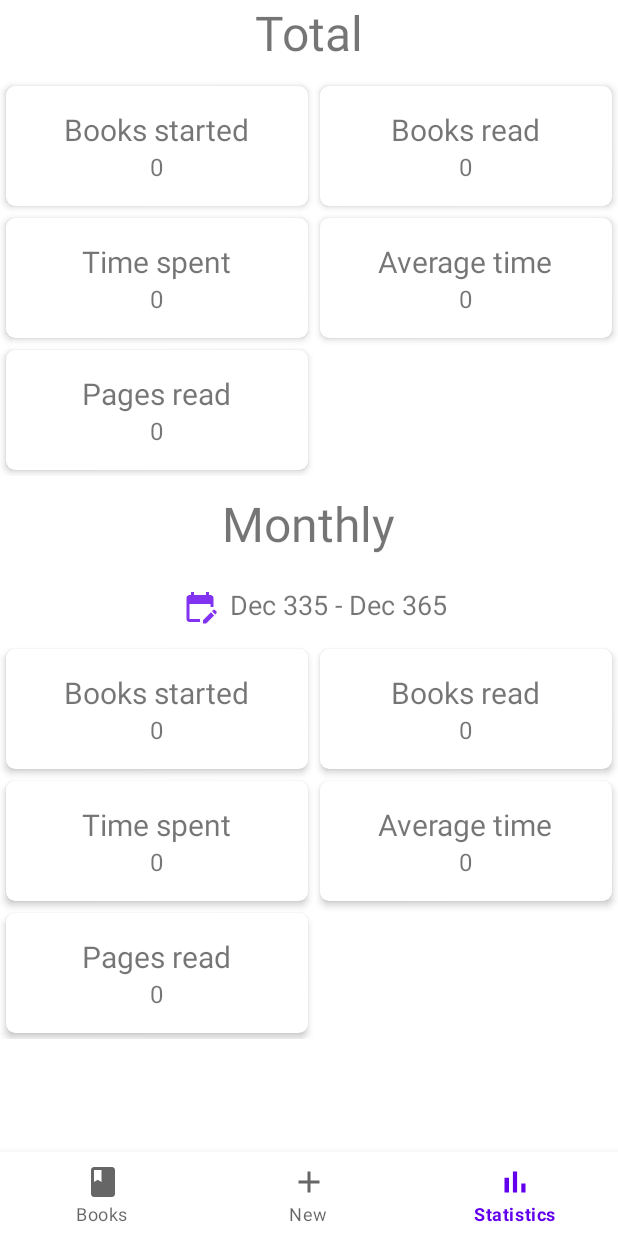
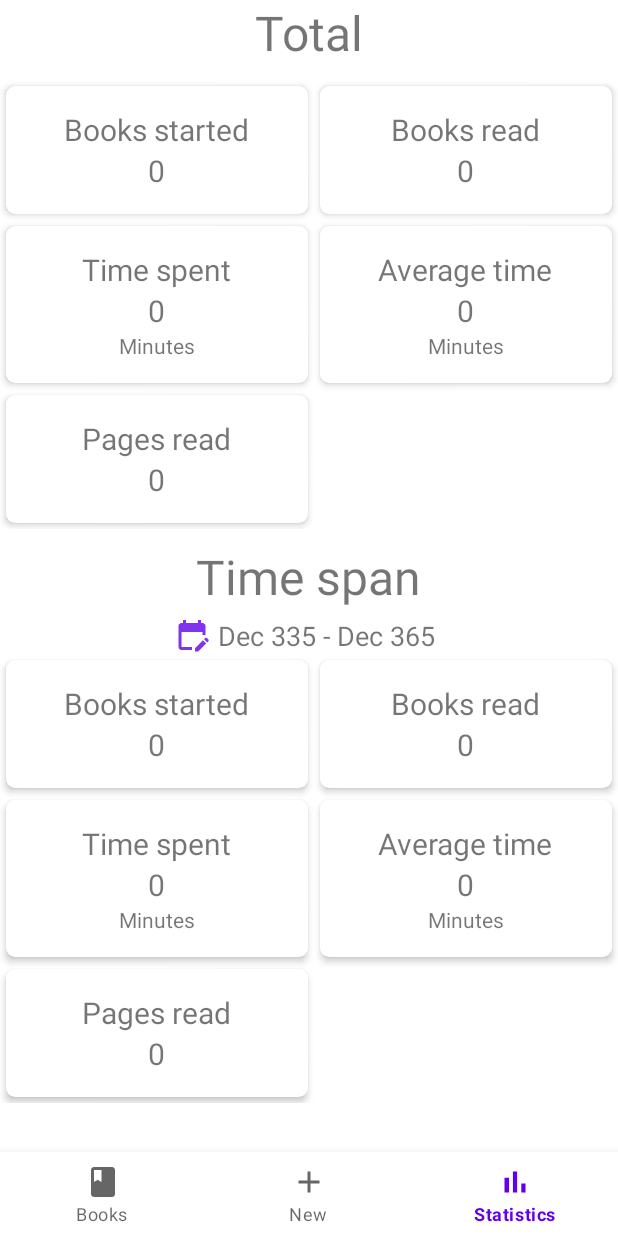
Before and after one commit to piogru/BookTracker, an Android app: the screen it shows after launch (MainActivity), item 3 of the bottom bar chosen, on a phone screen of 412 x 824 dp. Run offline under Robolectric (Android 15) with nearby library versions, the phone set to English and light mode, and no system bars; our stand-ins replace Room's generated code.

```diff
--- a/app/src/main/res/layout/date_picker.xml
+++ b/app/src/main/res/layout/date_picker.xml
@@ -1,7 +1,7 @@
 <?xml version="1.0" encoding="utf-8"?>
 <merge xmlns:android="http://schemas.android.com/apk/res/android"
-    android:layout_width="match_parent"
-    android:layout_height="match_parent"
+    android:layout_width="wrap_content"
+    android:layout_height="wrap_content"
     xmlns:app="http://schemas.android.com/apk/res-auto">
 
     <LinearLayout
@@ -9,7 +9,7 @@
         android:layout_width="wrap_content"
         android:layout_height="wrap_content"
         android:orientation="vertical"
-        android:gravity="center_horizontal"
+        android:gravity="center"
         app:layout_constraintEnd_toEndOf="parent"
         app:layout_constraintStart_toStartOf="parent"
         app:layout_constraintTop_toTopOf="parent"
@@ -22,37 +22,41 @@
             android:layout_height="wrap_content"
             android:orientation="horizontal"
             >
-<!--            android:visibility="gone"-->
 
             <Button
                 android:id="@+id/pick_date_button"
                 style="@style/Widget.MaterialComponents.Button.TextButton.Icon"
                 android:layout_width="@dimen/button_icon"
-                android:layout_height="wrap_content"
+                android:layout_height="@dimen/button_icon"
+                android:layout_gravity="center"
+
+                android:padding="0dp"
                 android:textColor="@color/black"
-                app:icon="@drawable/ic_calendar_black_24dp" />
-
-<!--            android:background="@android:color/transparent"-->
-<!--            android:textSize="12sp"-->
-            <!--                android:text="@string/select_date"-->
+                app:icon="@drawable/ic_calendar_black_24dp"
+                android:layout_marginEnd="@dimen/margin_small"
+                />
 
             <TextView
                 android:id="@+id/selected_date"
                 android:layout_width="wrap_content"
                 android:layout_height="wrap_content"
                 android:text="@string/selected_date"
-                android:textSize="18sp" />
+                android:textSize="18sp"
+                android:layout_gravity="center"
+                android:layout_marginEnd="@dimen/margin_small"
+                />
 
             <Button
                 android:id="@+id/clear_date_button"
                 android:layout_width="@dimen/button_icon"
-                android:layout_height="wrap_content"
+                android:layout_height="@dimen/button_icon"
+                android:layout_gravity="center"
+                android:padding="0dp"
                 android:layout_weight="1"
                 app:icon="@drawable/ic_cancel_black_24dp"
                 style="@style/Widget.MaterialComponents.Button.TextButton.Icon"
                 />
 
-<!--            android:text="@string/clear"-->
         </LinearLayout>
 
     </LinearLayout>
--- a/app/src/main/res/layout/fragment_statistics.xml
+++ b/app/src/main/res/layout/fragment_statistics.xml
@@ -74,7 +74,7 @@
                             android:layout_width="wrap_content"
                             android:layout_height="wrap_content"
                             android:layout_gravity="center"
-                            android:textSize="@dimen/text_small"
+                            android:textSize="@dimen/text_medium"
                             />
                     </LinearLayout>
                 </androidx.cardview.widget.CardView>
@@ -105,7 +105,7 @@
                             android:id="@+id/statistics_total_books_finished"
                             android:layout_width="wrap_content"
                             android:layout_height="wrap_content"
-                            android:textSize="@dimen/text_small"
+                            android:textSize="@dimen/text_medium"
                             />
                     </LinearLayout>
                 </androidx.cardview.widget.CardView>
@@ -138,7 +138,13 @@
                             android:id="@+id/statistics_total_time_spent"
                             android:layout_width="wrap_content"
                             android:layout_height="wrap_content"
-                            android:textSize="@dimen/text_small"
+                            android:textSize="@dimen/text_medium"
+                            />
+
+                        <TextView
+                            android:layout_width="wrap_content"
+                            android:layout_height="wrap_content"
+                            android:text="@string/minutes"
                             />
 
                     </LinearLayout>
@@ -172,7 +178,13 @@
                             android:id="@+id/statistics_total_average_time"
                             android:layout_width="wrap_content"
                             android:layout_height="wrap_content"
-                            android:textSize="@dimen/text_small"
+                            android:textSize="@dimen/text_medium"
+                            />
+
+                        <TextView
+                            android:layout_width="wrap_content"
+                            android:layout_height="wrap_content"
+                            android:text="@string/minutes"
                             />
 
                     </LinearLayout>
@@ -206,7 +218,7 @@
                             android:id="@+id/statistics_total_pages_read"
                             android:layout_width="wrap_content"
                             android:layout_height="wrap_content"
-                            android:textSize="@dimen/text_small"
+                            android:textSize="@dimen/text_medium"
                             />
 
                     </LinearLayout>
@@ -222,7 +234,7 @@
                 android:text="@string/statistics_monthly_header"
                 android:textSize="@dimen/text_xl"
                 android:layout_marginTop="10dp"
-                android:layout_marginBottom="@dimen/margin_medium"
+                android:layout_marginBottom="@dimen/margin_small"
                 />
 
             <include layout="@layout/date_picker"/>
@@ -266,7 +278,7 @@
                             android:layout_width="wrap_content"
                             android:layout_height="wrap_content"
                             android:layout_gravity="center"
-                            android:textSize="@dimen/text_small"
+                            android:textSize="@dimen/text_medium"
                             />
                     </LinearLayout>
                 </androidx.cardview.widget.CardView>
@@ -297,7 +309,7 @@
                             android:id="@+id/statistics_monthly_books_finished"
                             android:layout_width="wrap_content"
                             android:layout_height="wrap_content"
-                            android:textSize="@dimen/text_small"
+                            android:textSize="@dimen/text_medium"
                             />
                     </LinearLayout>
                 </androidx.cardview.widget.CardView>
@@ -330,7 +342,13 @@
                             android:id="@+id/statistics_monthly_time_spent"
                             android:layout_width="wrap_content"
                             android:layout_height="wrap_content"
-                            android:textSize="@dimen/text_small"
+                            android:textSize="@dimen/text_medium"
+                            />
+
+                        <TextView
+                            android:layout_width="wrap_content"
+                            android:layout_height="wrap_content"
+                            android:text="@string/minutes"
                             />
 
                     </LinearLayout>
@@ -364,7 +382,13 @@
                             android:id="@+id/statistics_monthly_average_time"
                             android:layout_width="wrap_content"
                             android:layout_height="wrap_content"
-                            android:textSize="@dimen/text_small"
+                            android:textSize="@dimen/text_medium"
+                            />
+
+                        <TextView
+                            android:layout_width="wrap_content"
+                            android:layout_height="wrap_content"
+                            android:text="@string/minutes"
                             />
 
                     </LinearLayout>
@@ -398,7 +422,7 @@
                             android:id="@+id/statistics_monthly_pages_read"
                             android:layout_width="wrap_content"
                             android:layout_height="wrap_content"
-                            android:textSize="@dimen/text_small"
+                            android:textSize="@dimen/text_medium"
                             />
 
                     </LinearLayout>
--- a/app/src/main/res/values/dimens.xml
+++ b/app/src/main/res/values/dimens.xml
@@ -5,17 +5,13 @@
     <dimen name="text_small">16sp</dimen>
 
     <dimen name="mini_padding">2dp</dimen>
+    <dimen name="small_padding">6dp</dimen>
+    <dimen name="big_padding">16dp</dimen>
 
     <dimen name="margin_large">10dp</dimen>
     <dimen name="margin_medium">10dp</dimen>
     <dimen name="margin_small">5dp</dimen>
 
     <dimen name="button_wide">250dp</dimen>
-    <dimen name="button_icon">40dp</dimen>
-
-    <dimen name="fab_margin">16dp</dimen>
-    <dimen name="small_padding">6dp</dimen>
-    <dimen name="big_padding">16dp</dimen>
-    <dimen name="text_margin">16dp</dimen>
-
+    <dimen name="button_icon">24dp</dimen>
 </resources>
--- a/app/src/main/res/values/strings.xml
+++ b/app/src/main/res/values/strings.xml
@@ -28,7 +28,7 @@
     <string name="book_select_pdf">Select PDF</string>
     <string name="book_finish_title">Finish reading</string>
     <string name="book_finish_message">Are you sure you want to finish reading this book?</string>
-    <string name="ok">OK</string>
+    <string name="ok" translatable="false">OK</string>
     <string name="cancel">Cancel</string>
 
     <!-- menu items -->
@@ -38,7 +38,7 @@
 
 <!--    statistics-->
     <string name="statistics_total_header">Total</string>
-    <string name="statistics_monthly_header">Monthly</string>
+    <string name="statistics_monthly_header">Time span</string>
     <string name="statistics_books_started">Books started</string>
     <string name="statistics_books_finished">Books read</string>
     <string name="statistics_time_spent">Time spent</string>
@@ -50,5 +50,7 @@
     <string name="selected_date">Selected date</string>
 
     <string name="date_picker_header">Select a date range</string>
+    <string name="days">Days</string>
+    <string name="minutes">Minutes</string>
 
 </resources>
--- a/app/src/main/res/xml/provider_paths.xml
+++ /dev/null
@@ -1,4 +0,0 @@
-<?xml version="1.0" encoding="utf-8"?>
-<paths>
-    <external-path name="external_files" path="."/>
-</paths>
```
Also changed, not shown: app/src/main/AndroidManifest.xml (+0 -11 lines), app/src/main/java/com/example/booktracker/BookDetailsActivity.java (+20 -17 lines), app/src/main/res/layout-land/activity_book_details.xml (+11 -1 lines), app/src/main/res/layout/activity_book_details.xml (+12 -1 lines), 1 other file.
